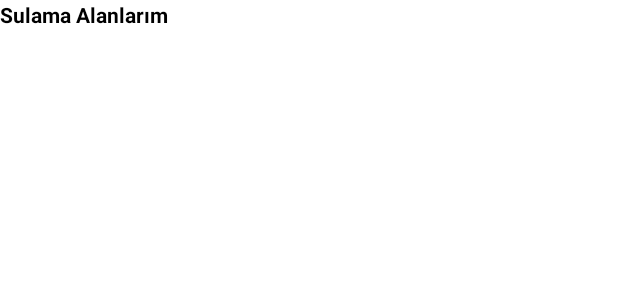
After one commit to elifcr/Sulama_Sistemi, an Android app: the layout activity_home_page.xml on its own in the app's theme, with its tools: preview values and no code run, on a phone screen of 412 x 824 dp. The commit adds this screen. Shown: the top 300 px of the screen. Run offline under Robolectric (Android 15) with nearby library versions, the phone set to English and light mode, and no system bars.

Commit message:
Hava Durumu

```diff
--- a/app/src/main/java/com/example/myapplication/Util/LoginActivity.kt
+++ b/app/src/main/java/com/example/myapplication/Util/LoginActivity.kt
@@ -4,6 +4,7 @@ import android.content.Intent
 import android.os.Bundle
 import android.widget.Toast
 import androidx.appcompat.app.AppCompatActivity
+import com.example.myapplication.HomePageActivity
 import com.example.myapplication.SignInActivity
 import com.example.myapplication.SplashActivity
 import com.example.myapplication.databinding.ActivityLoginBinding
@@ -38,7 +39,7 @@ class LoginActivity : AppCompatActivity() {
             } else {
                 auth.signInWithEmailAndPassword(username, password)
                     .addOnSuccessListener {
-                        val intent = Intent(this, SplashActivity::class.java)
+                        val intent = Intent(this, HomePageActivity::class.java)
                         startActivity(intent)
                         finish()
                     }.addOnFailureListener {
--- /dev/null
+++ b/app/src/main/res/layout/activity_home_page.xml
@@ -0,0 +1,22 @@
+<?xml version="1.0" encoding="utf-8"?>
+<ScrollView xmlns:android="http://schemas.android.com/apk/res/android"
+    xmlns:app="http://schemas.android.com/apk/res-auto"
+    xmlns:tools="http://schemas.android.com/tools"
+    android:id="@+id/main"
+    android:layout_width="match_parent"
+    android:layout_height="match_parent"
+    android:background="@color/white"
+    tools:context=".HomePageActivity">
+
+    <TextView
+        android:id="@+id/SulamaAlanıText"
+        android:layout_width="wrap_content"
+        android:layout_height="wrap_content"
+        android:text="Sulama Alanlarım"
+        android:textColor="@color/black"
+        android:textStyle="bold">
+
+    </TextView>
+
+
+</ScrollView>
```
Also changed, not shown: app/src/main/AndroidManifest.xml (+8 -3 lines), app/src/main/java/com/example/myapplication/HomePageActivity.kt (added, +93 -0 lines), app/src/main/res/drawable/bahce_bilgi.xml (added, +9 -0 lines), app/src/main/res/values-night/themes.xml (deleted, +0 -7 lines), app/src/main/res/drawable/ic_bg_shape.webp (added), app/src/main/res/drawable/ic_home_panel.png (added), app/src/main/res/drawable/ic_weather.webp (added).
